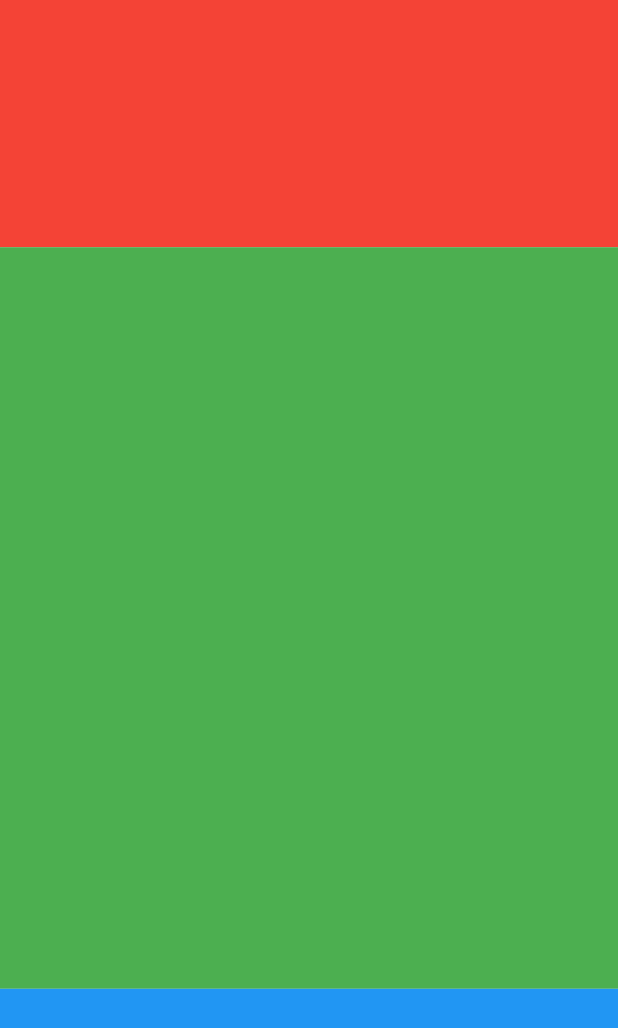
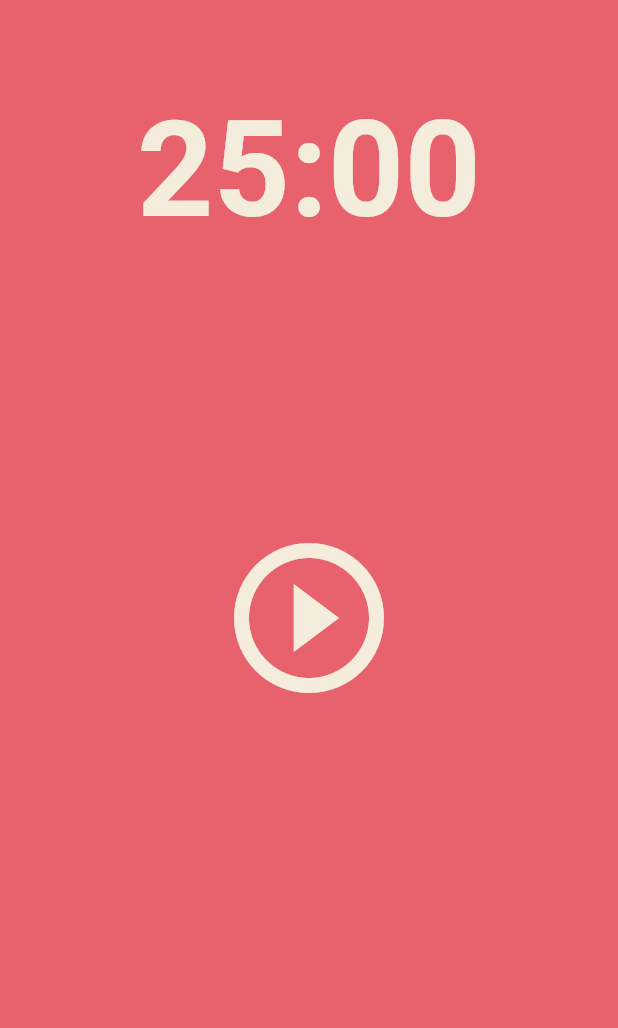
Before and after one commit to jundev5796/toonflix, a Flutter app: the screen it shows after launch, on a phone screen of 412 x 824 dp. Shown: the top 1028 px of the screen. Run offline on Flutter 3.47's test engine with Material 2 defaults, Android fonts, the phone set to English and light mode, and no system bars.

Commit message:
[Pomodoro App] Created UI for timer and play button

```diff
--- a/lib/screens/home_screen.dart
+++ b/lib/screens/home_screen.dart
@@ -11,31 +11,37 @@ class _HomeScreenState extends State<HomeScreen> {
   @override
   Widget build(BuildContext context) {
     return Scaffold(
+      backgroundColor: Theme.of(context).colorScheme.background,
       body: Column(
         children: [
           Flexible(
             flex: 1,
             child: Container(
-              decoration: const BoxDecoration(
-                color: Colors.red,
+              alignment: Alignment.bottomCenter,
+              child: Text(
+                '25:00',
+                style: TextStyle(
+                  color: Theme.of(context).cardColor,
+                  fontSize: 89,
+                  fontWeight: FontWeight.w600,
+                ),
               ),
             ),
           ),
           Flexible(
             flex: 3,
-            child: Container(
-              decoration: const BoxDecoration(
-                color: Colors.green,
+            child: Center(
+              child: IconButton(
+                iconSize: 120,
+                color: Theme.of(context).cardColor,
+                onPressed: () {},
+                icon: const Icon(Icons.play_circle_outline),
               ),
             ),
           ),
           Flexible(
             flex: 1,
-            child: Container(
-              decoration: const BoxDecoration(
-                color: Colors.blue,
-              ),
-            ),
+            child: Container(),
           ),
         ],
       ),
```
